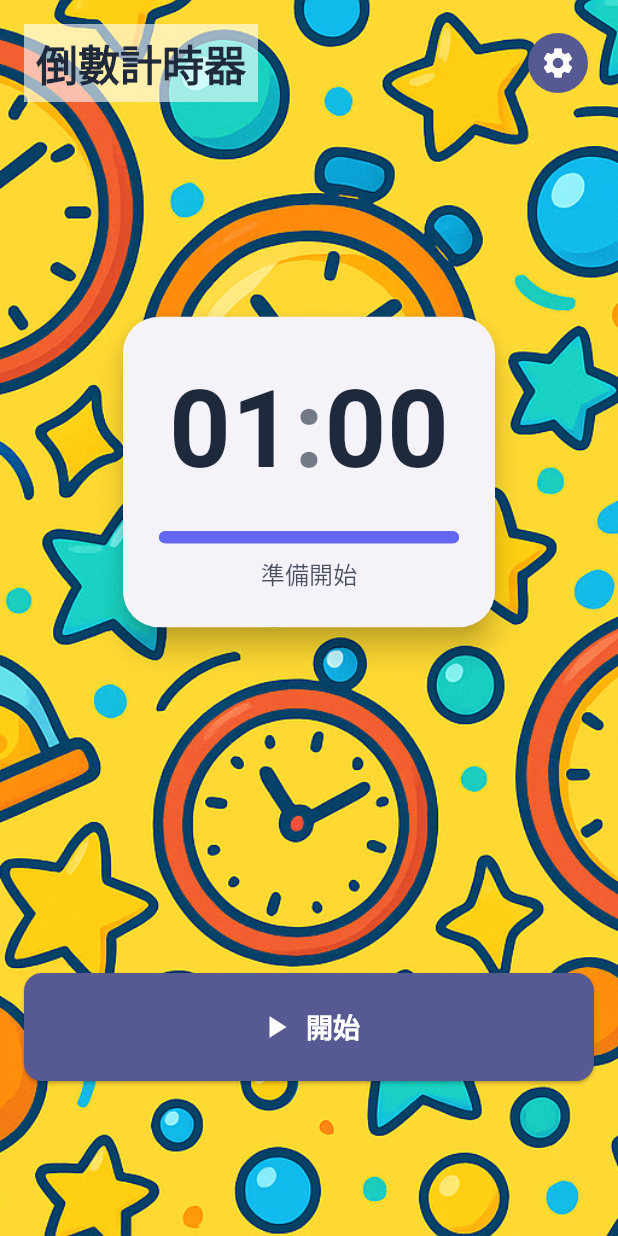
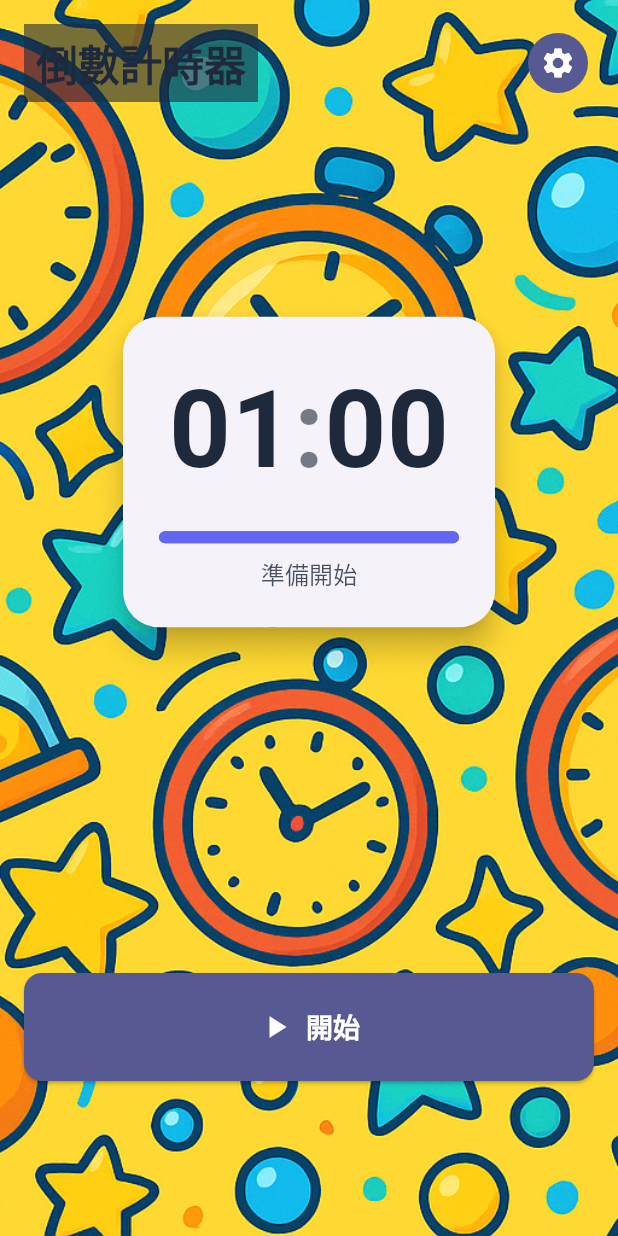
Before and after one commit to anchkorg/nextCountDown, a Flutter app: the screen it shows after launch, on a phone screen of 412 x 824 dp. Run offline on Flutter 3.47's test engine with Material 3 defaults, Android fonts, the phone set to English and light mode, and no system bars; our stand-ins replace equatable, flutter_riverpod, flutter_tts, go_router, just_audio, riverpod_annotation and 1 more; generated files the repository leaves out were written again; Roboto replaces fonts that are missing (System).

Commit message:
Fix App bar title dark mode

```diff
--- a/lib/views/home_page.dart
+++ b/lib/views/home_page.dart
@@ -87,7 +87,11 @@ class HomePage extends ConsumerWidget {
       mainAxisAlignment: MainAxisAlignment.spaceBetween,
       children: [
         Container(
-          decoration: BoxDecoration(color: Colors.white.withValues(alpha: 0.6)),
+          decoration: BoxDecoration(
+            color: (Theme.of(context).brightness == Brightness.dark)
+                ? AppColors.timerDisplayDark.withValues(alpha: 0.6)
+                : AppColors.timerDisplayLight.withValues(alpha: 0.6),
+          ),
           child: Padding(
             padding: const EdgeInsets.all(8.0),
             child: Text(
```
